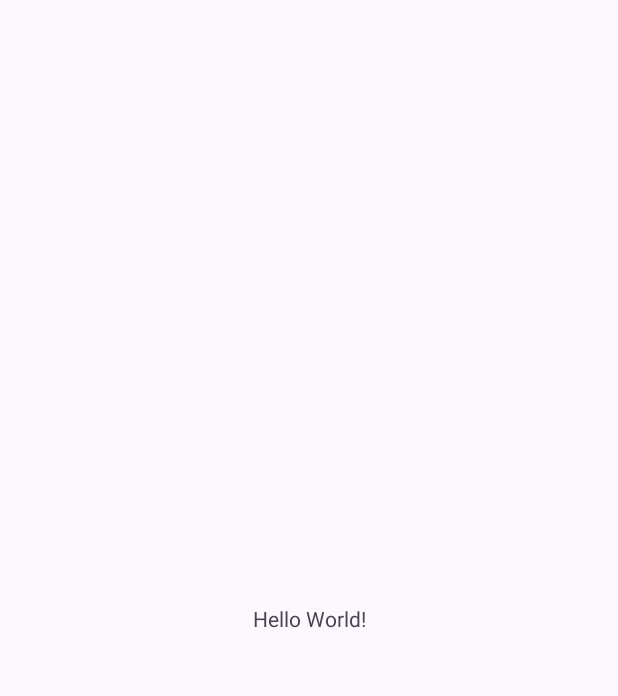
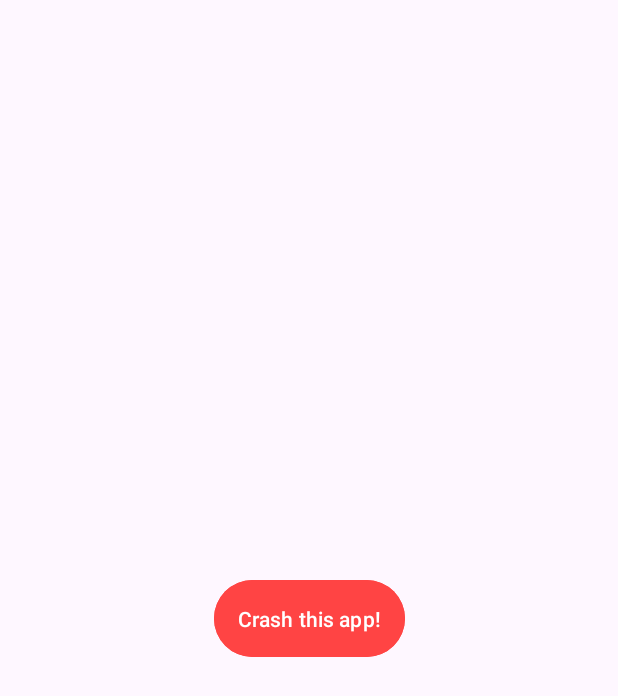
Before and after one commit to ricky-kiva/andro-report-crashlytics, an Android app: the screen it shows after launch (MainActivity), on a phone screen of 412 x 824 dp. Before the commit the part shown is almost empty. Shown: the top 696 px of the screen. Run offline under Robolectric (Android 15) with nearby library versions, the phone set to English and light mode, and no system bars.

Commit message:
feat(presentation-layout): add MainActivity layout

```diff
--- a/app/src/main/res/layout/activity_main.xml
+++ b/app/src/main/res/layout/activity_main.xml
@@ -6,13 +6,17 @@
     android:layout_height="match_parent"
     tools:context=".MainActivity">
 
-    <TextView
+    <Button
+        android:id="@+id/btn_crash"
         android:layout_width="wrap_content"
         android:layout_height="wrap_content"
-        android:text="Hello World!"
+        android:backgroundTint="@android:color/holo_red_light"
+        android:padding="16dp"
+        android:text="@string/crash_this_app"
+        android:textColor="@android:color/white"
         app:layout_constraintBottom_toBottomOf="parent"
-        app:layout_constraintEnd_toEndOf="parent"
-        app:layout_constraintStart_toStartOf="parent"
+        app:layout_constraintLeft_toLeftOf="parent"
+        app:layout_constraintRight_toRightOf="parent"
         app:layout_constraintTop_toTopOf="parent" />
 
 </androidx.constraintlayout.widget.ConstraintLayout>
--- a/app/src/main/res/values/strings.xml
+++ b/app/src/main/res/values/strings.xml
@@ -1,3 +1,4 @@
 <resources>
     <string name="app_name">Report Crashlytics App</string>
+    <string name="crash_this_app">Crash this app!</string>
 </resources>
```
